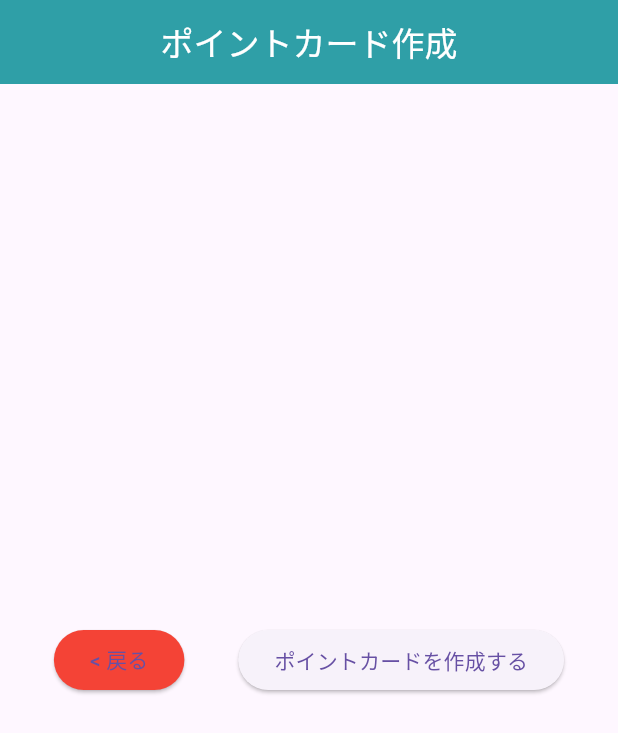
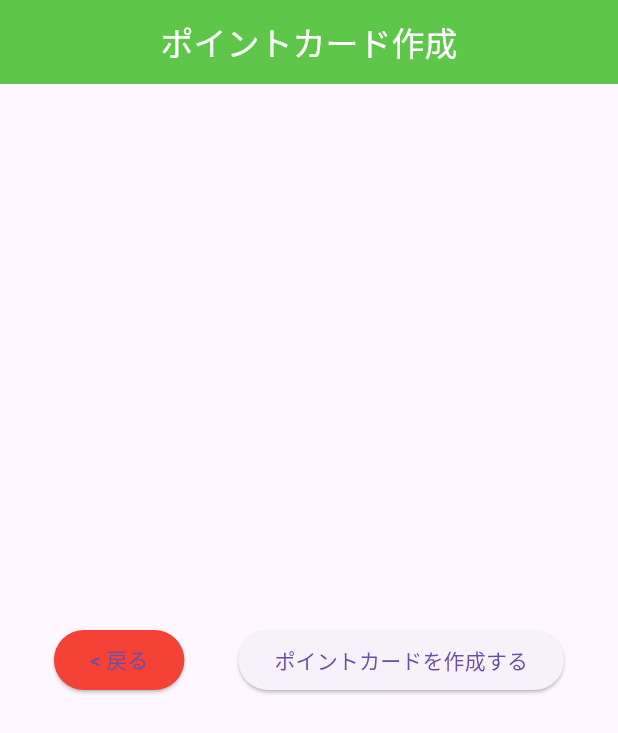
Before and after one commit to TOAroom/Hack_u-PBL, a Flutter app: the Pagecreate screen opened by its route, on a phone screen of 412 x 824 dp. Shown: the top 733 px of the screen. Run offline on Flutter 3.47's test engine with Material 3 defaults, Android fonts, the phone set to English and light mode, and no system bars; our stand-ins replace bordered_text, flutter_riverpod, go_router, percent_indicator, qr_flutter.

Commit message:
色変更

```diff
--- a/lib/customer_OR_store/store_page_main/page_create/page_create.dart
+++ b/lib/customer_OR_store/store_page_main/page_create/page_create.dart
@@ -18,7 +18,7 @@ class Pagecreate extends StatelessWidget {
   Widget build(BuildContext context) {
     // 画面の上に表示するバー
     final appBar = AppBar(
-      backgroundColor: const Color.fromARGB(255, 47, 159, 167),
+      backgroundColor: const Color.fromARGB(255, 94, 199, 73),
       title: const Text(
         'ポイントカード作成',
         style: TextStyle(color: Colors.white),
```
